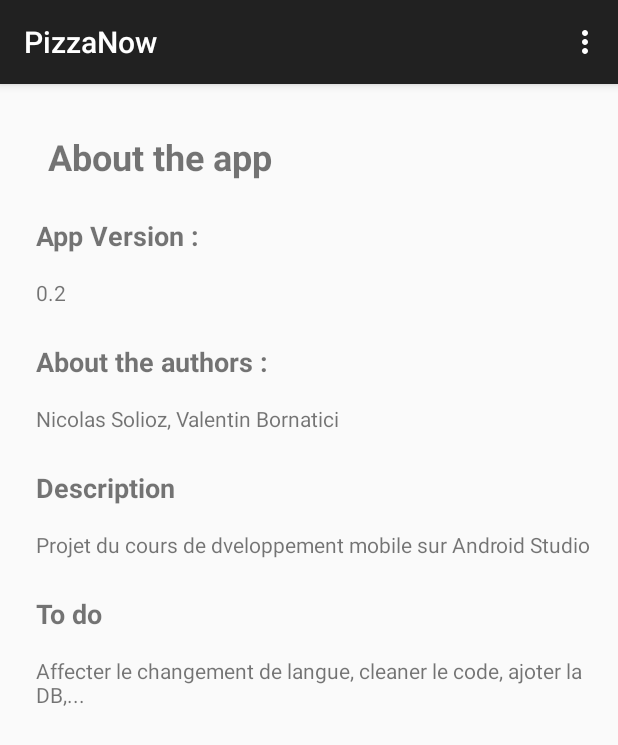
After one commit to nicolassolioz/PizzaNow, an Android app: the AboutActivity screen opened directly, with no data from a screen before it, on a phone screen of 412 x 824 dp. The commit adds this screen. Shown: the top 745 px of the screen. Run offline under Robolectric (Android 15) with nearby library versions, the light colour scheme and no system bars.

Commit message:
Ajout de l'activity about

```diff
--- a/app/build.gradle
+++ b/app/build.gradle
@@ -24,6 +24,7 @@
     implementation 'com.android.support.constraint:constraint-layout:1.1.3'
     implementation 'com.android.support:support-v4:28.0.0'
     implementation 'android.arch.lifecycle:extensions:1.1.1'
+    implementation 'com.android.support:design:28.0.0'
     testImplementation 'junit:junit:4.12'
     androidTestImplementation 'com.android.support.test:runner:1.0.2'
     androidTestImplementation 'com.android.support.test.espresso:espresso-core:3.0.2'
--- a/app/src/main/AndroidManifest.xml
+++ b/app/src/main/AndroidManifest.xml
@@ -23,7 +23,8 @@
         <activity android:name=".Toolbar.ToolbarActivity" />
         <activity
             android:name=".Support.SettingsActivity"
-            android:label="@string/title_activity_settings"></activity>
+            android:label="@string/title_activity_settings" />
+        <activity android:name=".Support.AboutActivity"></activity>
     </application>
 
 </manifest>
--- a/app/src/main/java/com/mycompany/pizzanow/ShowSuccActivity.java
+++ b/app/src/main/java/com/mycompany/pizzanow/ShowSuccActivity.java
@@ -8,6 +8,7 @@
 import android.os.Bundle;
 import android.support.v4.app.Fragment;
 import android.support.v4.app.FragmentManager;
+import android.view.Menu;
 
 //diplay the slide move
 public class ShowSuccActivity extends FragmentActivity {
@@ -21,6 +22,7 @@
     protected void onCreate(Bundle savedInstanceState) {
         super.onCreate(savedInstanceState);
         setContentView(R.layout.activity_show_succ);
+
 
         // Instantiate a ViewPager and a PagerAdapter.
         mPager = (ViewPager) findViewById(R.id.pager);
@@ -63,6 +65,8 @@
 
         }
 
+
+
     }
 
 
--- /dev/null
+++ b/app/src/main/java/com/mycompany/pizzanow/Support/AboutActivity.java
@@ -0,0 +1,16 @@
+package com.mycompany.pizzanow.Support;
+
+import android.support.v7.app.AppCompatActivity;
+import android.os.Bundle;
+
+import com.mycompany.pizzanow.R;
+import com.mycompany.pizzanow.Toolbar.ToolbarActivity;
+
+public class AboutActivity extends ToolbarActivity {
+
+    @Override
+    protected void onCreate(Bundle savedInstanceState) {
+        super.onCreate(savedInstanceState);
+        setContentView(R.layout.activity_about);
+    }
+}
--- a/app/src/main/java/com/mycompany/pizzanow/Toolbar/ToolbarActivity.java
+++ b/app/src/main/java/com/mycompany/pizzanow/Toolbar/ToolbarActivity.java
@@ -1,5 +1,6 @@
 package com.mycompany.pizzanow.Toolbar;
 
+import android.content.Intent;
 import android.content.res.Configuration;
 import android.support.v7.app.AppCompatActivity;
 import android.os.Bundle;
@@ -10,6 +11,7 @@
 import com.mycompany.pizzanow.Helper.LanguageHelper;
 import com.mycompany.pizzanow.Helper.LocaleHelper;
 import com.mycompany.pizzanow.R;
+import com.mycompany.pizzanow.Support.AboutActivity;
 
 import java.util.Locale;
 
@@ -30,8 +32,8 @@
                 break;
 
             case R.id.idAbout:
-                /* affiche le a propos de l'app */
-                Toast.makeText(getApplicationContext(), "Affiche le à propos", Toast.LENGTH_SHORT).show();
+                Intent intent = new Intent(this, AboutActivity.class);
+                startActivity(intent);
                 break;
 
             case R.id.en:
--- /dev/null
+++ b/app/src/main/res/layout/activity_about.xml
@@ -0,0 +1,112 @@
+<?xml version="1.0" encoding="utf-8"?>
+<android.support.constraint.ConstraintLayout xmlns:android="http://schemas.android.com/apk/res/android"
+    xmlns:app="http://schemas.android.com/apk/res-auto"
+    xmlns:tools="http://schemas.android.com/tools"
+    android:layout_width="match_parent"
+    android:layout_height="match_parent"
+    tools:context=".Support.AboutActivity">
+
+    <TextView
+        android:id="@+id/textView14"
+        android:layout_width="wrap_content"
+        android:layout_height="wrap_content"
+        android:layout_marginStart="32dp"
+        android:layout_marginTop="32dp"
+        android:text="@string/about_title"
+        android:textSize="24sp"
+        android:textStyle="bold"
+        app:layout_constraintStart_toStartOf="parent"
+        app:layout_constraintTop_toTopOf="parent" />
+
+    <TextView
+        android:id="@+id/textView15"
+        android:layout_width="wrap_content"
+        android:layout_height="wrap_content"
+        android:layout_marginStart="24dp"
+        android:layout_marginTop="24dp"
+        android:text="@string/about_version_title"
+        android:textSize="18sp"
+        android:textStyle="bold"
+        app:layout_constraintStart_toStartOf="parent"
+        app:layout_constraintTop_toBottomOf="@+id/textView14" />
+
+    <TextView
+        android:id="@+id/textView23"
+        android:layout_width="wrap_content"
+        android:layout_height="wrap_content"
+        android:layout_marginStart="24dp"
+        android:layout_marginTop="16dp"
+        android:text="@string/about_version"
+        android:textSize="14sp"
+        app:layout_constraintStart_toStartOf="parent"
+        app:layout_constraintTop_toBottomOf="@+id/textView15" />
+
+    <TextView
+        android:id="@+id/textView24"
+        android:layout_width="wrap_content"
+        android:layout_height="wrap_content"
+        android:layout_marginStart="24dp"
+        android:layout_marginTop="24dp"
+        android:text="@string/about_authors_title"
+        android:textSize="18sp"
+        android:textStyle="bold"
+        app:layout_constraintStart_toStartOf="parent"
+        app:layout_constraintTop_toBottomOf="@+id/textView23" />
+
+    <TextView
+        android:id="@+id/textView25"
+        android:layout_width="wrap_content"
+        android:layout_height="wrap_content"
+        android:layout_marginStart="24dp"
+        android:layout_marginTop="16dp"
+        android:text="@string/about_authors"
+        app:layout_constraintStart_toStartOf="parent"
+        app:layout_constraintTop_toBottomOf="@+id/textView24" />
+
+    <TextView
+        android:id="@+id/textView26"
+        android:layout_width="wrap_content"
+        android:layout_height="wrap_content"
+        android:layout_marginStart="24dp"
+        android:layout_marginTop="24dp"
+        android:text="@string/about_description_title"
+        android:textSize="18sp"
+        android:textStyle="bold"
+        app:layout_constraintStart_toStartOf="parent"
+        app:layout_constraintTop_toBottomOf="@+id/textView25" />
+
+    <TextView
+        android:id="@+id/textView27"
+        android:layout_width="wrap_content"
+        android:layout_height="wrap_content"
+        android:layout_marginStart="24dp"
+        android:layout_marginTop="16dp"
+        android:text="@string/about_description"
+        app:layout_constraintStart_toStartOf="parent"
+        app:layout_constraintTop_toBottomOf="@+id/textView26" />
+
+    <TextView
+        android:id="@+id/textView28"
+        android:layout_width="wrap_content"
+        android:layout_height="wrap_content"
+        android:layout_marginStart="24dp"
+        android:layout_marginTop="24dp"
+        android:text="@string/about_TODO_title"
+        android:textSize="18sp"
+        android:textStyle="bold"
+        app:layout_constraintStart_toStartOf="parent"
+        app:layout_constraintTop_toBottomOf="@+id/textView27" />
+
+    <TextView
+        android:id="@+id/textView29"
+        android:layout_width="0dp"
+        android:layout_height="wrap_content"
+        android:layout_marginStart="24dp"
+        android:layout_marginTop="16dp"
+        android:layout_marginEnd="24dp"
+        android:text="@string/about_TODO"
+        app:layout_constraintEnd_toEndOf="parent"
+        app:layout_constraintStart_toStartOf="parent"
+        app:layout_constraintTop_toBottomOf="@+id/textView28" />
+
+</android.support.constraint.ConstraintLayout>
--- a/app/src/main/res/layout/activity_show_succ.xml
+++ b/app/src/main/res/layout/activity_show_succ.xml
@@ -1,15 +1,20 @@
 <?xml version="1.0" encoding="utf-8"?>
 <android.support.constraint.ConstraintLayout xmlns:android="http://schemas.android.com/apk/res/android"
+    xmlns:app="http://schemas.android.com/apk/res-auto"
     xmlns:tools="http://schemas.android.com/tools"
     android:layout_width="match_parent"
     android:layout_height="match_parent"
     tools:context=".ShowSuccActivity">
 
-    <android.support.v4.view.ViewPager
-        xmlns:android="http://schemas.android.com/apk/res/android"
+    <android.support.v4.view.ViewPager xmlns:android="http://schemas.android.com/apk/res/android"
         android:id="@+id/pager"
         android:layout_width="match_parent"
-        android:layout_height="match_parent" >
+        android:layout_height="match_parent"
+        app:layout_constraintBottom_toBottomOf="parent"
+        app:layout_constraintEnd_toEndOf="parent"
+        app:layout_constraintHorizontal_bias="0.0"
+        app:layout_constraintStart_toStartOf="parent"
+        app:layout_constraintTop_toTopOf="parent">
 
     </android.support.v4.view.ViewPager>
 
--- a/app/src/main/res/layout/fragment_succ_details.xml
+++ b/app/src/main/res/layout/fragment_succ_details.xml
@@ -73,7 +73,7 @@
         app:layout_constraintHorizontal_bias="0.5"
         app:layout_constraintStart_toStartOf="parent"
         app:layout_constraintTop_toBottomOf="@+id/imageButton"
-        tools:src="@tools:sample/backgrounds/scenic[1]" />
+        tools:src="@tools:sample/backgrounds/scenic[11]" />
 
     <TextView
         android:id="@+id/textView7"
--- /dev/null
+++ b/app/src/main/res/values/dimens.xml
@@ -0,0 +1,5 @@
+<resources>
+    <!-- Default screen margins, per the Android Design guidelines. -->
+    <dimen name="activity_horizontal_margin">16dp</dimen>
+    <dimen name="activity_vertical_margin">16dp</dimen>
+</resources>
--- a/app/src/main/res/values/strings.xml
+++ b/app/src/main/res/values/strings.xml
@@ -1,4 +1,5 @@
 <resources>
+    <!-- menu text -->
     <string name="app_name">PizzaNow</string>
     <string name="menu_about">About</string>
     <string name="menu_language">Language</string>
@@ -7,6 +8,7 @@
     <string name="menu_login">Login</string>
     <string name="menu_help">Help</string>
 
+    <!-- MainActivity text -->
     <string name="welcome_fr">Bienvenue chez PizzaNow!</string>
     <string name="welcome_en">Pizza</string>
     <string name="city_a">Sion</string>
@@ -14,6 +16,7 @@
     <string name="city_c">Martigny</string>
     <string name="city_d">Viège</string>
 
+    <!-- Fragment info text -->
     <string name="succ_welcome">Welcome to </string>
     <string name="succ_message">Choose your pizza!</string>
 
@@ -29,17 +32,25 @@
     <string name="succ_art2_desc">Ham</string>
     <string name="succ_art2_price">15 frs</string>
 
+    <!-- FragmentDetail text -->
     <string name="succ_order">Order !</string>
-    <string name="succ_orderMessage">... or come direct here</string>
+    <string name="succ_orderMessage"> or come direct here</string>
 
-    <string name="succ_orderNames">... </string>
+    <string name="succ_orderNames">Employees names </string>
     <string name="succ_orderNamesMessage">are ready to serve you!</string>
 
     <string name="succ_orderAdress">succAdress</string>
 
-
-
-
+    <!-- AboutActivity text-->
+    <string name="about_title">About the app</string>
+    <string name="about_version_title">App Version : </string>
+    <string name="about_version" translatable="false">0.2</string>
+    <string name="about_authors_title">About the authors : </string>
+    <string name="about_authors" translatable="false">Nicolas Solioz, Valentin Bornatici</string>
+    <string name="about_description_title" translatable="false">Description</string>
+    <string name="about_description">Projet du cours de dveloppement mobile sur Android Studio</string>
+    <string name="about_TODO_title">To do</string>
+    <string name="about_TODO" translatable="false">Affecter le changement de langue, cleaner le code, ajoter la DB,...</string>
 
     <!-- implémentation automatique lors de la création de l'Activity Settings -->
     <string name="title_activity_settings" translatable="false">Settings</string>
@@ -116,6 +127,4 @@
 
     <string name="pref_title_vibrate" translatable="false">Vibrate</string>
 
-
-
 </resources>
```
Also changed, not shown: 2 other files.
